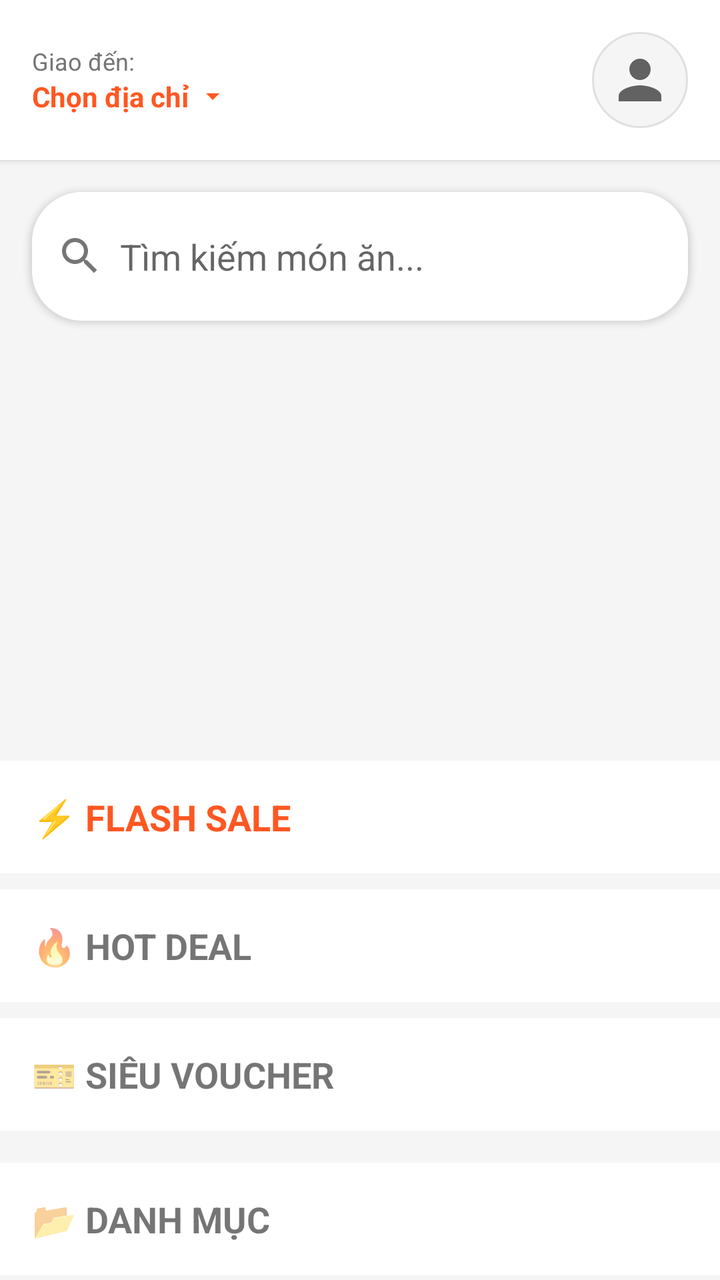
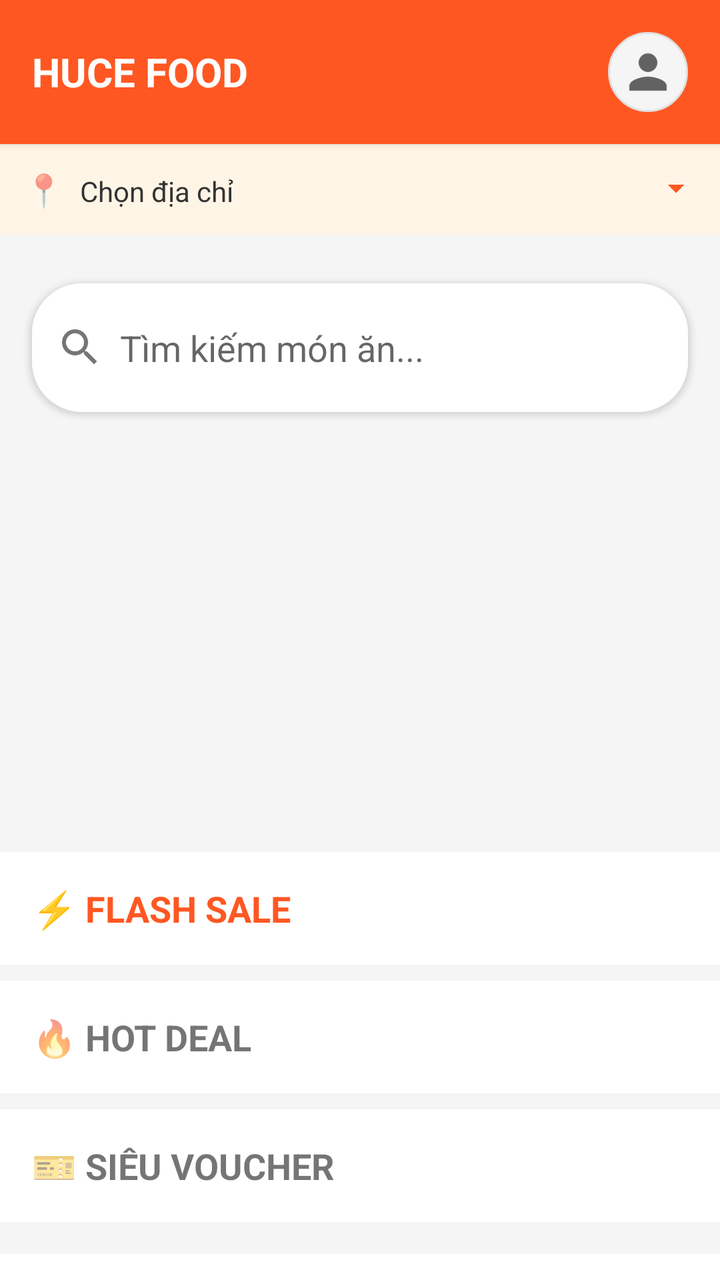

Screens rendered from an Android XML layout before and after an edit, with the pre-edit source and the edit as a unified diff.
<!-- AndroidManifest.xml: application theme Theme.FoodOrder -->
<!-- res/layout/fragment_home.xml -->
<?xml version="1.0" encoding="utf-8"?>
<androidx.core.widget.NestedScrollView xmlns:android="http://schemas.android.com/apk/res/android"
    xmlns:app="http://schemas.android.com/apk/res-auto"
    android:layout_width="match_parent"
    android:layout_height="match_parent"
    android:background="#F5F5F5"
    android:fillViewport="true">

    <LinearLayout
        android:layout_width="match_parent"
        android:layout_height="wrap_content"
        android:orientation="vertical">

        
        <LinearLayout
            android:layout_width="match_parent"
            android:layout_height="wrap_content"
            android:orientation="horizontal"
            android:padding="16dp"
            android:background="#FFFFFF"
            android:gravity="center_vertical"
            android:elevation="2dp">

            <LinearLayout
                android:id="@+id/layoutAddress"
                android:layout_width="0dp"
                android:layout_height="wrap_content"
                android:layout_weight="1"
                android:orientation="vertical"
                android:clickable="true"
                android:focusable="true">

                <TextView
                    android:layout_width="wrap_content"
                    android:layout_height="wrap_content"
                    android:text="Giao đến:"
                    android:textSize="12sp"
                    android:textColor="#757575"/>

                <LinearLayout
                    android:layout_width="wrap_content"
                    android:layout_height="wrap_content"
                    android:orientation="horizontal"
                    android:gravity="center_vertical">

                    <TextView
                        android:id="@+id/tvAddress"
                        android:layout_width="wrap_content"
                        android:layout_height="wrap_content"
                        android:text="Chọn địa chỉ"
                        android:textSize="14sp"
                        android:textStyle="bold"
                        android:textColor="#FF5722"/>

                    <ImageView
                        android:layout_width="16dp"
                        android:layout_height="16dp"
                        android:src="@drawable/ic_dropdown"
                        android:layout_marginStart="4dp"/>
                </LinearLayout>
            </LinearLayout>

            <ImageView
                android:id="@+id/ivAvatar"
                android:layout_width="48dp"
                android:layout_height="48dp"
                android:src="@drawable/ic_profile"
                android:background="@drawable/circle_background"
                android:padding="8dp"/>
        </LinearLayout>

        
        <androidx.cardview.widget.CardView
            android:layout_width="match_parent"
            android:layout_height="wrap_content"
            android:layout_margin="16dp"
            app:cardCornerRadius="25dp"
            app:cardElevation="2dp">

            <LinearLayout
                android:layout_width="match_parent"
                android:layout_height="wrap_content"
                android:orientation="horizontal"
                android:padding="12dp"
                android:gravity="center_vertical"
                android:background="#FFFFFF">

                <ImageView
                    android:layout_width="24dp"
                    android:layout_height="24dp"
                    android:src="@drawable/ic_search"
                    android:tint="#757575"/>

                <EditText
                    android:id="@+id/etSearch"
                    android:layout_width="0dp"
                    android:layout_height="wrap_content"
                    android:layout_weight="1"
                    android:hint="Tìm kiếm món ăn..."
                    android:background="@null"
                    android:padding="8dp"
                    android:inputType="text"/>

                <ImageView
                    android:id="@+id/ivClearSearch"
                    android:layout_width="24dp"
                    android:layout_height="24dp"
                    android:src="@drawable/ic_close"
                    android:tint="#757575"
                    android:visibility="gone"/>
            </LinearLayout>
        </androidx.cardview.widget.CardView>

        
        <androidx.viewpager2.widget.ViewPager2
            android:id="@+id/bannerViewPager"
            android:layout_width="match_parent"
            android:layout_height="180dp"
            android:layout_margin="12dp"/>

        
        <TextView
            android:layout_width="match_parent"
            android:layout_height="wrap_content"
            android:text="⚡ FLASH SALE"
            android:textSize="18sp"
            android:textStyle="bold"
            android:textColor="#FF5722"
            android:padding="16dp"
            android:background="#FFFFFF"/>

        <androidx.recyclerview.widget.RecyclerView
            android:id="@+id/rvFlashSale"
            android:layout_width="match_parent"
            android:layout_height="wrap_content"
            android:nestedScrollingEnabled="false"
            android:orientation="vertical"
            android:layout_marginBottom="8dp"
            android:background="#FFFFFF"/>

        
        <TextView
            android:layout_width="match_parent"
            android:layout_height="wrap_content"
            android:text="🔥 HOT DEAL"
            android:textSize="18sp"
            android:textStyle="bold"
            android:padding="16dp"
            android:background="#FFFFFF"/>

        <androidx.recyclerview.widget.RecyclerView
            android:id="@+id/rvHotDeals"
            android:layout_width="match_parent"
            android:layout_height="wrap_content"
            android:nestedScrollingEnabled="false"
            android:orientation="vertical"
            android:layout_marginBottom="8dp"
            android:background="#FFFFFF"/>

        
        <TextView
            android:layout_width="match_parent"
            android:layout_height="wrap_content"
            android:text="🎫 SIÊU VOUCHER"
            android:textSize="18sp"
            android:textStyle="bold"
            android:padding="16dp"
            android:background="#FFFFFF"/>

        <androidx.recyclerview.widget.RecyclerView
            android:id="@+id/rvVouchers"
            android:layout_width="match_parent"
            android:layout_height="wrap_content"
            android:padding="8dp"
            android:clipToPadding="false" />

        
        <TextView
            android:layout_width="match_parent"
            android:layout_height="wrap_content"
            android:text="📂 DANH MỤC"
            android:textSize="18sp"
            android:textStyle="bold"
            android:padding="16dp"
            android:background="#FFFFFF"/>

        <androidx.recyclerview.widget.RecyclerView
            android:id="@+id/rvCategories"
            android:layout_width="match_parent"
            android:layout_height="wrap_content"
            android:orientation="horizontal"
            android:nestedScrollingEnabled="false"
            android:layout_marginBottom="8dp"
            android:background="#FFFFFF"/>

        
        <TextView
            android:layout_width="match_parent"
            android:layout_height="wrap_content"
            android:text="🍽️ TẤT CẢ MÓN ĂN"
            android:textSize="18sp"
            android:textStyle="bold"
            android:padding="16dp"
            android:background="#FFFFFF"/>

        <androidx.recyclerview.widget.RecyclerView
            android:id="@+id/rvAllFoods"
            android:layout_width="match_parent"
            android:layout_height="wrap_content"
            android:layout_marginBottom="80dp"
            android:nestedScrollingEnabled="false"
            android:background="#FFFFFF"/>

        <TextView
            android:id="@+id/tvStatus"
            android:layout_width="match_parent"
            android:layout_height="wrap_content"
            android:text="Đang tải dữ liệu..."
            android:textSize="14sp"
            android:gravity="center"
            android:padding="16dp"
            android:textColor="#FF5722"
            android:visibility="gone"/>

    </LinearLayout>

</androidx.core.widget.NestedScrollView>
<!-- resources referenced by this layout -->
<resources>
  <!-- drawable circle_background (drawable) -->
  <?xml version="1.0" encoding="utf-8"?>
  <shape xmlns:android="http://schemas.android.com/apk/res/android"
      android:shape="oval">
      <solid android:color="#F5F5F5"/>
      <stroke android:width="1dp" android:color="#E0E0E0"/>
  </shape>
  <!-- drawable ic_close (drawable) -->
  <?xml version="1.0" encoding="utf-8"?>
  <vector xmlns:android="http://schemas.android.com/apk/res/android"
      android:width="24dp"
      android:height="24dp"
      android:viewportWidth="24"
      android:viewportHeight="24">
      <path
          android:fillColor="#000000"
          android:pathData="M19,6.41L17.59,5 12,10.59 6.41,5 5,6.41 10.59,12 5,17.59 6.41,19 12,13.41 17.59,19 19,17.59 13.41,12z"/>
  </vector>
  <!-- drawable ic_dropdown (drawable) -->
  <?xml version="1.0" encoding="utf-8"?>
  <vector xmlns:android="http://schemas.android.com/apk/res/android"
      android:width="16dp"
      android:height="16dp"
      android:viewportWidth="24"
      android:viewportHeight="24">
      <path
          android:fillColor="#FF5722"
          android:pathData="M7,10l5,5 5,-5z"/>
  </vector>
  <!-- drawable ic_profile (drawable) -->
  <?xml version="1.0" encoding="utf-8"?>
  <vector xmlns:android="http://schemas.android.com/apk/res/android"
      android:width="24dp"
      android:height="24dp"
      android:viewportWidth="24"
      android:viewportHeight="24"
      android:tint="?attr/colorControlNormal">
      <path
          android:fillColor="@android:color/white"
          android:pathData="M12,12c2.21,0 4,-1.79 4,-4s-1.79,-4 -4,-4 -4,1.79 -4,4 1.79,4 4,4zM12,14c-2.67,0 -8,1.34 -8,4v2h16v-2c0,-2.66 -5.33,-4 -8,-4z"/>
  </vector>
  <!-- drawable ic_search (drawable) -->
  <?xml version="1.0" encoding="utf-8"?>
  <vector xmlns:android="http://schemas.android.com/apk/res/android"
      android:width="24dp"
      android:height="24dp"
      android:viewportWidth="24"
      android:viewportHeight="24">
      <path
          android:fillColor="#000000"
          android:pathData="M15.5,14h-0.79l-0.28,-0.27C15.41,12.59 16,11.11 16,9.5 16,5.91 13.09,3 9.5,3S3,5.91 3,9.5 5.91,16 9.5,16c1.61,0 3.09,-0.59 4.23,-1.57l0.27,0.28v0.79l5,4.99L20.49,19l-4.99,-5zM9.5,14C7.01,14 5,11.99 5,9.5S7.01,5 9.5,5 14,7.01 14,9.5 11.99,14 9.5,14z"/>
  </vector>
  <style name="Theme.FoodOrder" parent="Theme.MaterialComponents.DayNight.NoActionBar">
          
          <item name="colorPrimary">@color/primary_color</item>
          <item name="colorPrimaryVariant">@color/primary_dark</item>
          <item name="colorOnPrimary">@color/white</item>
  
          
          <item name="colorSecondary">@color/accent</item>
          <item name="colorSecondaryVariant">@color/teal_700</item>
          <item name="colorOnSecondary">@color/black</item>
  
          
          <item name="android:windowBackground">@color/background</item>
  
          
          <item name="colorSurface">@color/surface</item>
          <item name="colorOnSurface">@color/text_primary</item>
          <item name="colorError">#FF0000</item>
      </style>
  <color name="primary_color">#FF5722</color>
  <color name="primary_dark">#E64A19</color>
  <color name="white">#FFFFFFFF</color>
  <color name="accent">#FFC107</color>
  <color name="teal_700">#FF018786</color>
  <color name="black">#FF000000</color>
  <color name="background">#FFFFFF</color>
  <color name="surface">#F5F5F5</color>
  <color name="text_primary">#212121</color>
</resources>

<!-- the commit's change to res/layout/fragment_home.xml (unified diff, before → after) -->
@@ -16,57 +16,64 @@
             android:layout_width="match_parent"
             android:layout_height="wrap_content"
             android:orientation="horizontal"
-            android:padding="16dp"
-            android:background="#FFFFFF"
+            android:background="#FF5722"
+            android:padding="16dp"
             android:gravity="center_vertical"
             android:elevation="2dp">
 
-            <LinearLayout
-                android:id="@+id/layoutAddress"
+            <TextView
                 android:layout_width="0dp"
                 android:layout_height="wrap_content"
                 android:layout_weight="1"
-                android:orientation="vertical"
-                android:clickable="true"
-                android:focusable="true">
-
-                <TextView
-                    android:layout_width="wrap_content"
-                    android:layout_height="wrap_content"
-                    android:text="Giao đến:"
-                    android:textSize="12sp"
-                    android:textColor="#757575"/>
-
-                <LinearLayout
-                    android:layout_width="wrap_content"
-                    android:layout_height="wrap_content"
-                    android:orientation="horizontal"
-                    android:gravity="center_vertical">
-
-                    <TextView
-                        android:id="@+id/tvAddress"
-                        android:layout_width="wrap_content"
-                        android:layout_height="wrap_content"
-                        android:text="Chọn địa chỉ"
-                        android:textSize="14sp"
-                        android:textStyle="bold"
-                        android:textColor="#FF5722"/>
-
-                    <ImageView
-                        android:layout_width="16dp"
-                        android:layout_height="16dp"
-                        android:src="@drawable/ic_dropdown"
-                        android:layout_marginStart="4dp"/>
-                </LinearLayout>
-            </LinearLayout>
+                android:text="HUCE FOOD"
+                android:textSize="20sp"
+                android:textStyle="bold"
+                android:textColor="@android:color/white" />
 
             <ImageView
                 android:id="@+id/ivAvatar"
-                android:layout_width="48dp"
-                android:layout_height="48dp"
+                android:layout_width="40dp"
+                android:layout_height="40dp"
                 android:src="@drawable/ic_profile"
                 android:background="@drawable/circle_background"
-                android:padding="8dp"/>
+                android:padding="6dp" />
+
+        </LinearLayout>
+
+        
+        <LinearLayout
+            android:id="@+id/layoutAddress"
+            android:layout_width="match_parent"
+            android:layout_height="wrap_content"
+            android:orientation="horizontal"
+            android:background="#FFF5E6"
+            android:padding="12dp"
+            android:layout_marginBottom="8dp"
+            android:clickable="true"
+            android:focusable="true">
+
+            <TextView
+                android:layout_width="wrap_content"
+                android:layout_height="wrap_content"
+                android:text="📍"
+                android:textSize="16sp" />
+
+            <TextView
+                android:id="@+id/tvAddress"
+                android:layout_width="0dp"
+                android:layout_height="wrap_content"
+                android:layout_weight="1"
+                android:text="Chọn địa chỉ"
+                android:textSize="14sp"
+                android:textColor="#333333"
+                android:layout_marginStart="8dp" />
+
+            <ImageView
+                android:layout_width="20dp"
+                android:layout_height="20dp"
+                android:src="@drawable/ic_dropdown"
+                android:tint="#FF5722" />
+
         </LinearLayout>
 
         
@@ -89,7 +96,7 @@
                     android:layout_width="24dp"
                     android:layout_height="24dp"
                     android:src="@drawable/ic_search"
-                    android:tint="#757575"/>
+                    android:tint="#757575" />
 
                 <EditText
                     android:id="@+id/etSearch"
@@ -99,7 +106,10 @@
                     android:hint="Tìm kiếm món ăn..."
                     android:background="@null"
                     android:padding="8dp"
-                    android:inputType="text"/>
+                    android:inputType="text"
+                    android:focusable="false"
+                    android:focusableInTouchMode="false"
+                    android:cursorVisible="false" />
 
                 <ImageView
                     android:id="@+id/ivClearSearch"
@@ -107,7 +117,8 @@
                     android:layout_height="24dp"
                     android:src="@drawable/ic_close"
                     android:tint="#757575"
-                    android:visibility="gone"/>
+                    android:visibility="gone" />
+
             </LinearLayout>
         </androidx.cardview.widget.CardView>
 
@@ -116,7 +127,7 @@
             android:id="@+id/bannerViewPager"
             android:layout_width="match_parent"
             android:layout_height="180dp"
-            android:layout_margin="12dp"/>
+            android:layout_margin="12dp" />
 
         
         <TextView
@@ -127,7 +138,7 @@
             android:textStyle="bold"
             android:textColor="#FF5722"
             android:padding="16dp"
-            android:background="#FFFFFF"/>
+            android:background="#FFFFFF" />
 
         <androidx.recyclerview.widget.RecyclerView
             android:id="@+id/rvFlashSale"
@@ -136,7 +147,7 @@
             android:nestedScrollingEnabled="false"
             android:orientation="vertical"
             android:layout_marginBottom="8dp"
-            android:background="#FFFFFF"/>
+            android:background="#FFFFFF" />
 
         
         <TextView
@@ -146,7 +157,7 @@
             android:textSize="18sp"
             android:textStyle="bold"
             android:padding="16dp"
-            android:background="#FFFFFF"/>
+            android:background="#FFFFFF" />
 
         <androidx.recyclerview.widget.RecyclerView
             android:id="@+id/rvHotDeals"
@@ -155,7 +166,7 @@
             android:nestedScrollingEnabled="false"
             android:orientation="vertical"
             android:layout_marginBottom="8dp"
-            android:background="#FFFFFF"/>
+            android:background="#FFFFFF" />
 
         
         <TextView
@@ -165,7 +176,7 @@
             android:textSize="18sp"
             android:textStyle="bold"
             android:padding="16dp"
-            android:background="#FFFFFF"/>
+            android:background="#FFFFFF" />
 
         <androidx.recyclerview.widget.RecyclerView
             android:id="@+id/rvVouchers"
@@ -182,7 +193,7 @@
             android:textSize="18sp"
             android:textStyle="bold"
             android:padding="16dp"
-            android:background="#FFFFFF"/>
+            android:background="#FFFFFF" />
 
         <androidx.recyclerview.widget.RecyclerView
             android:id="@+id/rvCategories"
@@ -191,7 +202,7 @@
             android:orientation="horizontal"
             android:nestedScrollingEnabled="false"
             android:layout_marginBottom="8dp"
-            android:background="#FFFFFF"/>
+            android:background="#FFFFFF" />
 
         
         <TextView
@@ -201,7 +212,7 @@
             android:textSize="18sp"
             android:textStyle="bold"
             android:padding="16dp"
-            android:background="#FFFFFF"/>
+            android:background="#FFFFFF" />
 
         <androidx.recyclerview.widget.RecyclerView
             android:id="@+id/rvAllFoods"
@@ -209,7 +220,7 @@
             android:layout_height="wrap_content"
             android:layout_marginBottom="80dp"
             android:nestedScrollingEnabled="false"
-            android:background="#FFFFFF"/>
+            android:background="#FFFFFF" />
 
         <TextView
             android:id="@+id/tvStatus"
@@ -220,7 +231,7 @@
             android:gravity="center"
             android:padding="16dp"
             android:textColor="#FF5722"
-            android:visibility="gone"/>
+            android:visibility="gone" />
 
     </LinearLayout>
 
